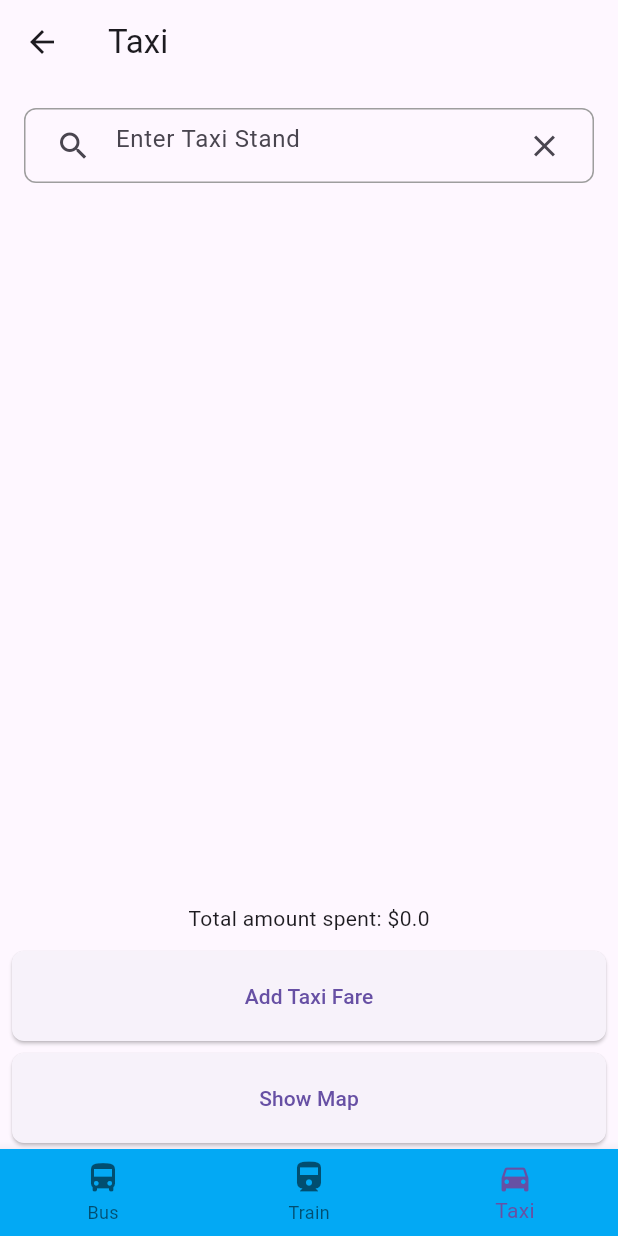
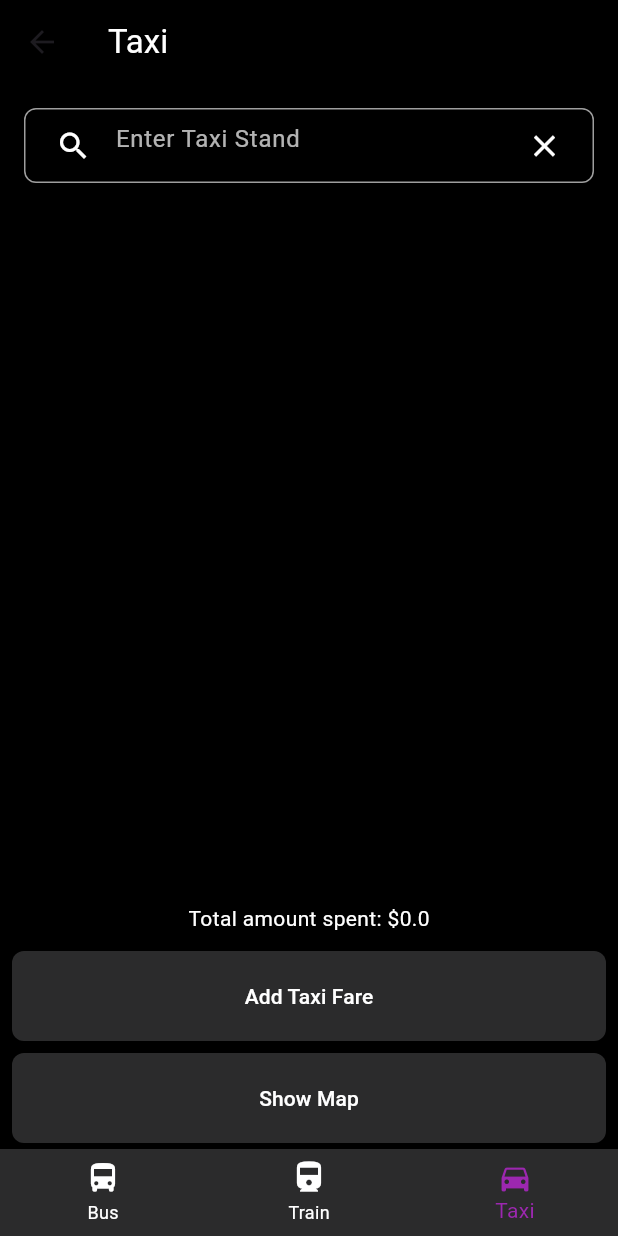
Before and after one commit to weebslayer123/sgtransport, a Flutter app: the TaxiScreen screen opened by its route, on a phone screen of 412 x 824 dp. Run offline on Flutter 3.47's test engine with Material 3 defaults, Android fonts, the light colour scheme and no system bars; our stand-ins replace cloud_firestore, firebase_auth, firebase_core; missing offline and left inert: firebase_ui_auth; accounts and stored records are empty; network calls fail.

Commit message:
kevin taxi done some ui

```diff
--- a/lib/screens/add_taxi_screen.dart
+++ b/lib/screens/add_taxi_screen.dart
@@ -34,8 +34,14 @@ class _AddTaxiScreenState extends State<AddTaxiScreen> {
       appBar: AppBar(
         title: Text('Add Taxi Fare'),
       ),
-      body: Form(
+      body: GestureDetector(
+        onTap: () {
+          FocusScope.of(context).unfocus();
+        },
+        child: Form(
           key: _formKey,
+          child: Padding(
+            padding: const EdgeInsets.all(16.0),
             child: Column(
               children: [
                 TextFormField(
@@ -78,6 +84,7 @@ class _AddTaxiScreenState extends State<AddTaxiScreen> {
                     return null;
                   },
                 ),
+                SizedBox(height: 20),
                 ElevatedButton(
                   onPressed: _addTaxiFare,
                   child: Text('Add'),
@@ -85,6 +92,8 @@ class _AddTaxiScreenState extends State<AddTaxiScreen> {
               ],
             ),
           ),
+        ),
+      ),
     );
   }
 }
--- a/lib/screens/taxi_screen.dart
+++ b/lib/screens/taxi_screen.dart
@@ -78,17 +78,19 @@ class _TaxiScreenState extends State<TaxiScreen> {
       context: context,
       builder: (BuildContext context) {
         return AlertDialog(
-          title: Text('Delete Fare'),
-          content: Text('Are you sure you want to delete this fare?'),
+          title: Text('Delete Fare', style: TextStyle(color: Colors.white)),
+          content: Text('Are you sure you want to delete this fare?',
+              style: TextStyle(color: Colors.white)),
+          backgroundColor: Colors.black,
           actions: <Widget>[
             TextButton(
-              child: Text('Cancel'),
+              child: Text('Cancel', style: TextStyle(color: Colors.white)),
               onPressed: () {
                 Navigator.of(context).pop();
               },
             ),
             TextButton(
-              child: Text('Delete'),
+              child: Text('Delete', style: TextStyle(color: Colors.red)),
               onPressed: () {
                 _deleteFare(fare);
                 Navigator.of(context).pop();
@@ -102,15 +104,24 @@ class _TaxiScreenState extends State<TaxiScreen> {
 
   @override
   Widget build(BuildContext context) {
-    return Scaffold(
+    return GestureDetector(
+      onTap: () {
+        FocusScope.of(context).unfocus();
+      },
+      child: Scaffold(
         appBar: AppBar(
-        title: Text('Taxi'),
+          title: Text('Taxi',
+              style: TextStyle(
+                  color: Colors.white)), // Set AppBar text color to white
+          backgroundColor: Colors.black,
         ),
-      body: Column(
+        body: Container(
+          color: Colors.black, // Set background color to black
+          child: Column(
             children: [
               Padding(
-            padding:
-                const EdgeInsets.symmetric(vertical: 16.0, horizontal: 16.0),
+                padding: const EdgeInsets.symmetric(
+                    vertical: 16.0, horizontal: 16.0),
                 child: Center(
                   child: Container(
                     width: double.infinity,
@@ -124,9 +135,8 @@ class _TaxiScreenState extends State<TaxiScreen> {
                         if (textEditingValue.text.isEmpty) {
                           return const Iterable<String>.empty();
                         }
-                    return _allTaxiStands!
-                        .map((stand) => stand.name)
-                        .where((name) => name.contains(textEditingValue.text));
+                        return _allTaxiStands!.map((stand) => stand.name).where(
+                            (name) => name.contains(textEditingValue.text));
                       },
                       onSelected: (String selection) {
                         setState(() {
@@ -140,12 +150,15 @@ class _TaxiScreenState extends State<TaxiScreen> {
                         return TextField(
                           controller: textEditingController,
                           focusNode: focusNode,
+                          style: TextStyle(
+                              color: Colors.white), // Set text color to white
                           decoration: InputDecoration(
                             hintText: 'Enter Taxi Stand',
+                            hintStyle: TextStyle(color: Colors.white70),
                             border: InputBorder.none,
-                        prefixIcon: Icon(Icons.search),
+                            prefixIcon: Icon(Icons.search, color: Colors.white),
                             suffixIcon: IconButton(
-                          icon: Icon(Icons.clear),
+                              icon: Icon(Icons.clear, color: Colors.white),
                               onPressed: () {
                                 textEditingController.clear();
                                 setState(() {
@@ -162,8 +175,9 @@ class _TaxiScreenState extends State<TaxiScreen> {
               ),
               Expanded(
                 child: StreamBuilder<QuerySnapshot>(
-              stream:
-                  FirebaseFirestore.instance.collection('fares').snapshots(),
+                  stream: FirebaseFirestore.instance
+                      .collection('fares')
+                      .snapshots(),
                   builder: (context, snapshot) {
                     if (!snapshot.hasData) {
                       return Center(child: CircularProgressIndicator());
@@ -174,9 +188,12 @@ class _TaxiScreenState extends State<TaxiScreen> {
                       itemBuilder: (context, index) {
                         final fare = fares[index];
                         return ListTile(
-                      title: Text('${fare['origin']} > ${fare['dest']}'),
-                      subtitle: Text('${fare['date']}'),
-                      trailing: Text('\$${fare['fare']}'),
+                          title: Text('${fare['origin']} > ${fare['dest']}',
+                              style: TextStyle(color: Colors.white)),
+                          subtitle: Text('${fare['date']}',
+                              style: TextStyle(color: Colors.white70)),
+                          trailing: Text('\$${fare['fare']}',
+                              style: TextStyle(color: Colors.white)),
                           onLongPress: () {
                             _showDeleteDialog(context, fare);
                           },
@@ -192,14 +209,17 @@ class _TaxiScreenState extends State<TaxiScreen> {
                   stream: getTotalFareStream(),
                   builder: (context, snapshot) {
                     if (!snapshot.hasData) {
-                  return Text('Total amount spent: \$0.0');
+                      return Text('Total amount spent: \$0.0',
+                          style: TextStyle(color: Colors.white));
                     }
-                return Text('Total amount spent: \$${snapshot.data}');
+                    return Text('Total amount spent: \$${snapshot.data}',
+                        style: TextStyle(color: Colors.white));
                   },
                 ),
               ),
               Padding(
-            padding: const EdgeInsets.symmetric(horizontal: 8.0, vertical: 4.0),
+                padding:
+                    const EdgeInsets.symmetric(horizontal: 8.0, vertical: 4.0),
                 child: Column(
                   crossAxisAlignment: CrossAxisAlignment.stretch,
                   children: [
@@ -208,11 +228,22 @@ class _TaxiScreenState extends State<TaxiScreen> {
                         Navigator.pushNamed(context, '/add_taxi');
                       },
                       child: Text('Add Taxi Fare'),
-                  style: ElevatedButton.styleFrom(
-                    shape: RoundedRectangleBorder(
+                      style: ButtonStyle(
+                        backgroundColor: MaterialStateProperty.all(
+                            Color(0xFF2B2B2C)), // Set button color to #2B2B2C
+                        foregroundColor: MaterialStateProperty.all(
+                            Colors.white), // Set text color to white
+                        overlayColor: MaterialStateProperty.all(Colors.purple
+                            .withOpacity(
+                                0.2)), // Set pressed color to match navigation bar
+                        shape: MaterialStateProperty.all(
+                          RoundedRectangleBorder(
                             borderRadius: BorderRadius.circular(8),
                           ),
-                    padding: EdgeInsets.symmetric(vertical: 20),
+                        ),
+                        padding: MaterialStateProperty.all(
+                          EdgeInsets.symmetric(vertical: 20),
+                        ),
                       ),
                     ),
                     SizedBox(height: 8),
@@ -228,11 +259,22 @@ class _TaxiScreenState extends State<TaxiScreen> {
                         }
                       },
                       child: Text('Show Map'),
-                  style: ElevatedButton.styleFrom(
-                    shape: RoundedRectangleBorder(
+                      style: ButtonStyle(
+                        backgroundColor: MaterialStateProperty.all(
+                            Color(0xFF2B2B2C)), // Set button color to #2B2B2C
+                        foregroundColor: MaterialStateProperty.all(
+                            Colors.white), // Set text color to white
+                        overlayColor: MaterialStateProperty.all(Colors.purple
+                            .withOpacity(
+                                0.2)), // Set pressed color to match navigation bar
+                        shape: MaterialStateProperty.all(
+                          RoundedRectangleBorder(
                             borderRadius: BorderRadius.circular(8),
                           ),
-                    padding: EdgeInsets.symmetric(vertical: 20),
+                        ),
+                        padding: MaterialStateProperty.all(
+                          EdgeInsets.symmetric(vertical: 20),
+                        ),
                       ),
                     ),
                   ],
@@ -240,8 +282,10 @@ class _TaxiScreenState extends State<TaxiScreen> {
               ),
             ],
           ),
+        ),
         bottomNavigationBar: MyBottomNavigationBar(
             selectedIndexNavBar: 2), // Taxi is the third item
+      ),
     );
   }
 }
--- a/lib/widgets/navigation_bar.dart
+++ b/lib/widgets/navigation_bar.dart
@@ -29,7 +29,7 @@ class _MyBottomNavigationBarState extends State<MyBottomNavigationBar> {
   @override
   Widget build(BuildContext context) {
     return BottomNavigationBar(
-      backgroundColor: Colors.lightBlue,
+      backgroundColor: Color(0xFF2B2B2C),
       items: const [
         BottomNavigationBarItem(
           label: 'Bus',
@@ -46,6 +46,11 @@ class _MyBottomNavigationBarState extends State<MyBottomNavigationBar> {
       ],
       currentIndex: widget.selectedIndexNavBar,
       onTap: _onTap,
+      selectedItemColor: Colors.purple,
+      unselectedItemColor: Colors.white,
+      selectedLabelStyle: TextStyle(color: Colors.white),
+      unselectedLabelStyle: TextStyle(color: Colors.white),
+      showUnselectedLabels: true,
     );
   }
 }
```
Lines whose indentation alone changed are shown as unchanged.
